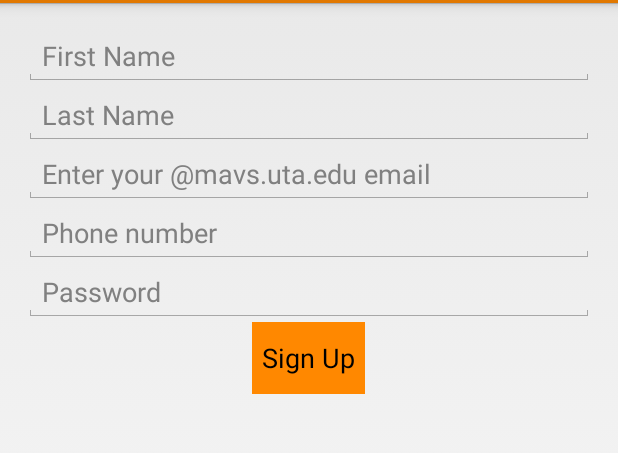
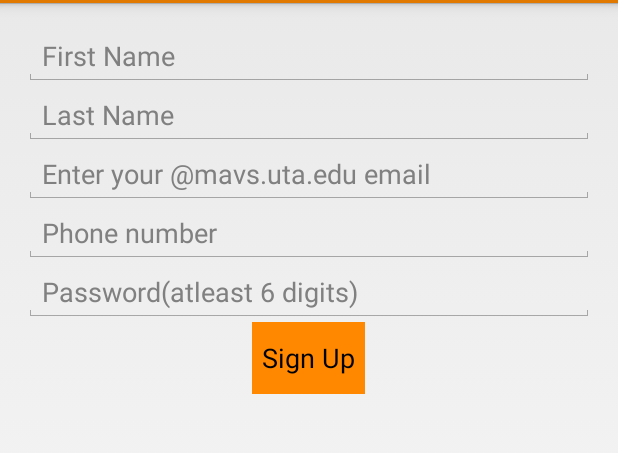
Before and after one commit to hemanthgeddada/B, an Android app: the RegistrationActivity screen opened directly, with no data from a screen before it, on a phone screen of 412 x 824 dp, the part 69-522 px from its top. Run offline under Robolectric (Android 15) with nearby library versions, the phone set to English and light mode, and no system bars.

Commit message:
hint theek kiya

```diff
--- a/newsubdir/app/src/main/res/layout/activity_registration.xml
+++ b/newsubdir/app/src/main/res/layout/activity_registration.xml
@@ -64,7 +64,7 @@
         android:layout_height="wrap_content"
         android:inputType="textPassword"
         android:fontFamily="sans-serif"
-        android:hint="Password"
+        android:hint="Password(atleast 6 digits)"
         android:ems="10"
         android:id="@+id/password_reg"
         android:layout_below="@+id/phone_reg"
--- a/newsubdir/app/src/main/res/values/strings.xml
+++ b/newsubdir/app/src/main/res/values/strings.xml
@@ -9,7 +9,7 @@
     <string name="title_activity_main">MavRide</string>
     <string name="button_forgot_password">Forgot Password</string>
     <string name="MavRides_image"></string>
-    <string name="hint_new_password">Enter new password</string>
+    <string name="hint_new_password">Enter new password (atleast 6 digits)</string>
     <string name="hint_new_password_confirm">Confirm you password</string>
     <string name="set_password_button">Set Password</string>
     <string name="Heading"></string>
```
